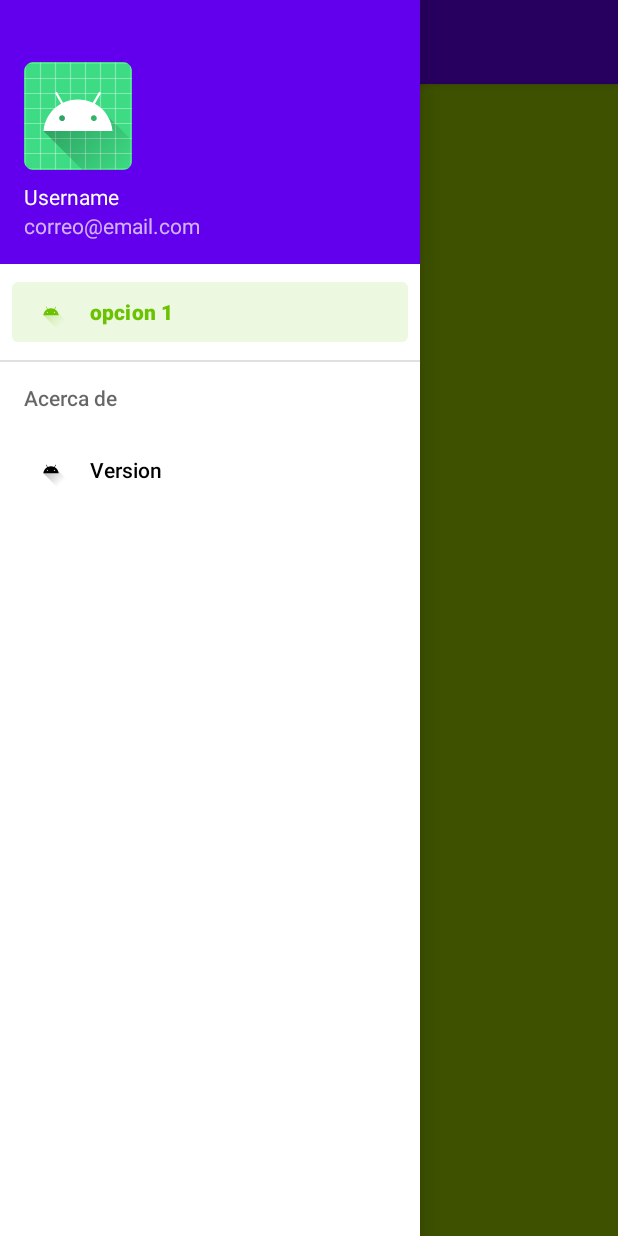
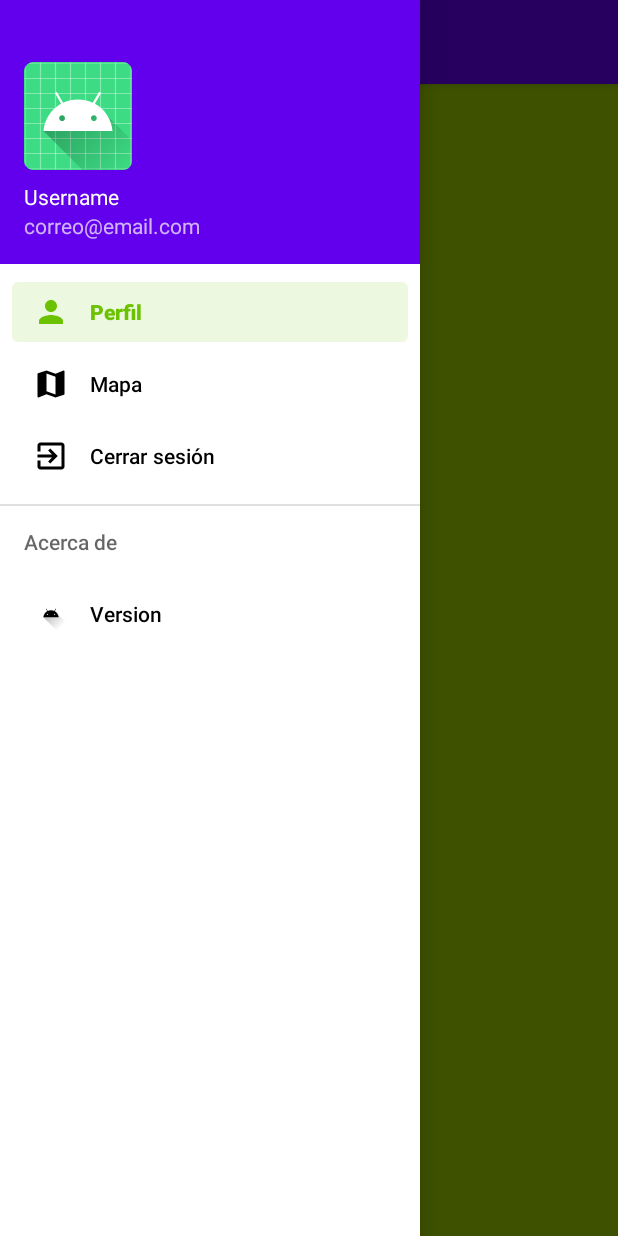
Before and after one commit to VolcanoSauce/Forestation-Tracker-v2, an Android app: the MainActivity screen opened directly, with no data from a screen before it, with the side drawer open, on a phone screen of 412 x 824 dp. Run offline under Robolectric (Android 15) with nearby library versions, the phone set to English and light mode, and no system bars.

Commit message:
Map-Fragment
Se añadió la API (de prueba, no final) de Google Maps.
Se creó un fragment para desplegar el mapa.

```diff
--- a/Echando_Raices/app/build.gradle
+++ b/Echando_Raices/app/build.gradle
@@ -34,6 +34,7 @@ dependencies {
     implementation 'com.google.android.material:material:1.1.0'
     implementation 'androidx.constraintlayout:constraintlayout:1.1.3'
     implementation 'androidx.legacy:legacy-support-v4:1.0.0'
+    implementation 'com.google.android.gms:play-services-maps:17.0.1'
     testImplementation 'junit:junit:4.+'
     androidTestImplementation 'androidx.test.ext:junit:1.1.1'
     androidTestImplementation 'androidx.test.espresso:espresso-core:3.2.0'
--- /dev/null
+++ b/Echando_Raices/app/src/main/res/drawable/ic_exit.xml
@@ -0,0 +1,10 @@
+<vector xmlns:android="http://schemas.android.com/apk/res/android"
+    android:width="24dp"
+    android:height="24dp"
+    android:viewportWidth="24"
+    android:viewportHeight="24"
+    android:tint="?attr/colorControlNormal">
+  <path
+      android:fillColor="@android:color/white"
+      android:pathData="M10.09,15.59L11.5,17l5,-5 -5,-5 -1.41,1.41L12.67,11H3v2h9.67l-2.58,2.59zM19,3H5c-1.11,0 -2,0.9 -2,2v4h2V5h14v14H5v-4H3v4c0,1.1 0.89,2 2,2h14c1.1,0 2,-0.9 2,-2V5c0,-1.1 -0.9,-2 -2,-2z"/>
+</vector>
--- /dev/null
+++ b/Echando_Raices/app/src/main/res/drawable/ic_map.xml
@@ -0,0 +1,10 @@
+<vector xmlns:android="http://schemas.android.com/apk/res/android"
+    android:width="24dp"
+    android:height="24dp"
+    android:viewportWidth="24"
+    android:viewportHeight="24"
+    android:tint="?attr/colorControlNormal">
+  <path
+      android:fillColor="@android:color/white"
+      android:pathData="M20.5,3l-0.16,0.03L15,5.1 9,3 3.36,4.9c-0.21,0.07 -0.36,0.25 -0.36,0.48V20.5c0,0.28 0.22,0.5 0.5,0.5l0.16,-0.03L9,18.9l6,2.1 5.64,-1.9c0.21,-0.07 0.36,-0.25 0.36,-0.48V3.5c0,-0.28 -0.22,-0.5 -0.5,-0.5zM15,19l-6,-2.11V5l6,2.11V19z"/>
+</vector>
--- /dev/null
+++ b/Echando_Raices/app/src/main/res/drawable/ic_profile.xml
@@ -0,0 +1,10 @@
+<vector xmlns:android="http://schemas.android.com/apk/res/android"
+    android:width="24dp"
+    android:height="24dp"
+    android:viewportWidth="24"
+    android:viewportHeight="24"
+    android:tint="?attr/colorControlNormal">
+  <path
+      android:fillColor="@android:color/white"
+      android:pathData="M12,12c2.21,0 4,-1.79 4,-4s-1.79,-4 -4,-4 -4,1.79 -4,4 1.79,4 4,4zM12,14c-2.67,0 -8,1.34 -8,4v2h16v-2c0,-2.66 -5.33,-4 -8,-4z"/>
+</vector>
--- a/Echando_Raices/app/src/main/res/menu/drawer_menu.xml
+++ b/Echando_Raices/app/src/main/res/menu/drawer_menu.xml
@@ -6,8 +6,18 @@
     <group android:checkableBehavior="single">
         <item
             android:id="@+id/nav_home"
-            android:icon="@drawable/ic_launcher_foreground"
-            android:title="opcion 1" />
+            android:icon="@drawable/ic_profile"
+            android:title="Perfil" />
+
+        <item
+            android:id="@+id/nav_map"
+            android:icon="@drawable/ic_map"
+            android:title="Mapa" />
+
+        <item
+            android:id="@+id/nav_exit"
+            android:icon="@drawable/ic_exit"
+            android:title="Cerrar sesión" />
 
     </group>
 
--- a/Echando_Raices/build.gradle
+++ b/Echando_Raices/build.gradle
@@ -5,7 +5,7 @@ buildscript {
         jcenter()
     }
     dependencies {
-        classpath "com.android.tools.build:gradle:4.1.3"
+        classpath 'com.android.tools.build:gradle:4.2.0'
 
         // NOTE: Do not place your application dependencies here; they belong
         // in the individual module build.gradle files
```
Also changed, not shown: Echando_Raices/app/src/main/AndroidManifest.xml (+9 -0 lines), Echando_Raices/app/src/main/java/com/dingo/echando_raices_app/MainActivity.java (+10 -3 lines), Echando_Raices/app/src/main/java/com/dingo/echando_raices_app/MapFragment.java (added, +49 -0 lines), Echando_Raices/app/src/main/res/layout/fragment_map.xml (added, +15 -0 lines), Echando_Raices/gradle/wrapper/gradle-wrapper.properties.
